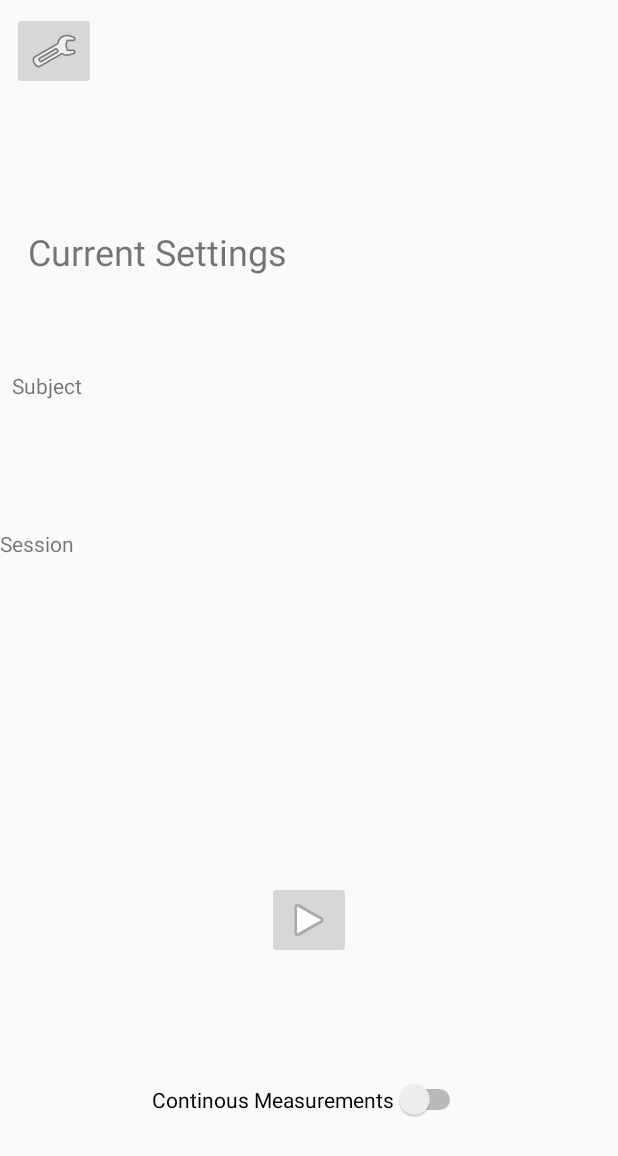
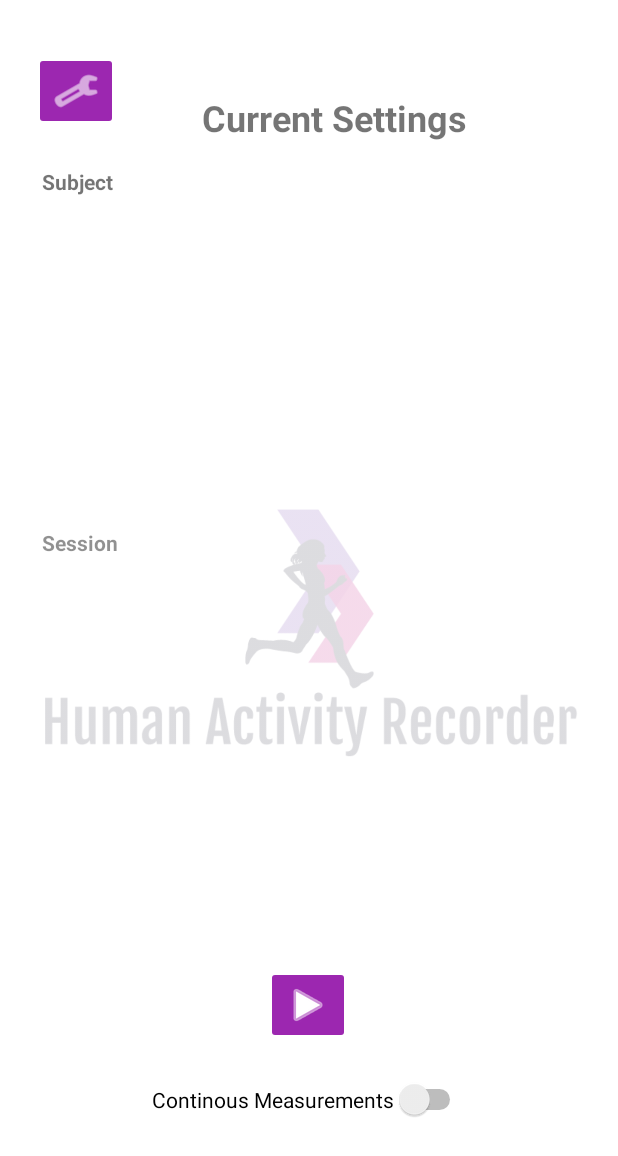
Before and after one commit to sandowm/aml-motion-android, an Android app: the HomeActivity screen opened directly, with no data from a screen before it, on a phone screen of 412 x 824 dp. Shown: the top 1156 px of the screen. Run offline under Robolectric (Android 15) with nearby library versions, the phone set to English and light mode, and no system bars; our stand-ins replace EventBus.

Commit message:
UI Redesign

```diff
--- a/android/app/src/main/res/layout/activity_home.xml
+++ b/android/app/src/main/res/layout/activity_home.xml
@@ -4,77 +4,91 @@
     xmlns:tools="http://schemas.android.com/tools"
     android:layout_width="match_parent"
     android:layout_height="match_parent"
+    android:background="@color/white"
     tools:context=".HomeActivity">
+
 
     <TextView
         android:id="@+id/textView_test"
-        android:layout_width="209dp"
-        android:layout_height="0dp"
-        android:layout_marginTop="99dp"
-        android:layout_marginBottom="67dp"
+        android:layout_width="188dp"
+        android:layout_height="66dp"
+        android:layout_marginTop="44dp"
         android:gravity="center"
         android:text="Current Settings"
         android:textSize="24sp"
-        app:layout_constraintBottom_toTopOf="@+id/txtSubject"
-        app:layout_constraintStart_toStartOf="parent"
-        app:layout_constraintTop_toTopOf="parent" />
-
-    <TextView
-        android:id="@+id/txtMail"
-        android:layout_width="0dp"
-        android:layout_height="23dp"
-        android:layout_marginStart="34dp"
-        android:layout_marginLeft="34dp"
-        android:layout_marginEnd="34dp"
-        android:layout_marginRight="34dp"
-        android:textSize="12sp"
-        app:layout_constraintEnd_toEndOf="parent"
-        app:layout_constraintStart_toStartOf="parent"
-        app:layout_constraintTop_toBottomOf="@+id/txtSubject" />
-
-    <TextView
-        android:id="@+id/txtSubject"
-        android:layout_width="334dp"
-        android:layout_height="23dp"
-        android:layout_marginBottom="260dp"
-        android:textSize="12sp"
+        android:textStyle="bold"
         app:layout_constraintBottom_toTopOf="@+id/btnPlay"
         app:layout_constraintEnd_toEndOf="parent"
-        app:layout_constraintHorizontal_bias="0.454"
+        app:layout_constraintHorizontal_bias="0.573"
         app:layout_constraintStart_toStartOf="parent"
-        app:layout_constraintTop_toBottomOf="@+id/textView_test" />
+        app:layout_constraintTop_toTopOf="parent"
+        app:layout_constraintVertical_bias="0.002" />
 
     <TextView
         android:id="@+id/txtName"
-        android:layout_width="336dp"
-        android:layout_height="23dp"
+        android:layout_width="327dp"
+        android:layout_height="28dp"
         android:layout_marginBottom="4dp"
         android:textSize="12sp"
         app:layout_constraintBottom_toTopOf="@+id/txtSubject"
         app:layout_constraintEnd_toEndOf="parent"
-        app:layout_constraintHorizontal_bias="0.453"
-        app:layout_constraintStart_toStartOf="parent" />
+        app:layout_constraintHorizontal_bias="0.475"
+        app:layout_constraintStart_toStartOf="parent"
+        app:layout_constraintTop_toBottomOf="@+id/textView_test"
+        app:layout_constraintVertical_bias="0.87" />
+
+    <TextView
+        android:id="@+id/txtMail"
+        android:layout_width="323dp"
+        android:layout_height="31dp"
+        android:layout_marginEnd="34dp"
+        android:textSize="12sp"
+        app:layout_constraintBottom_toTopOf="@+id/txtActivityID"
+        app:layout_constraintEnd_toEndOf="@+id/txtSubject"
+        app:layout_constraintHorizontal_bias="0.0"
+        app:layout_constraintStart_toStartOf="@+id/txtSubject"
+        app:layout_constraintTop_toBottomOf="@+id/txtSubject"
+        app:layout_constraintVertical_bias="0.099" />
+
+    <TextView
+        android:id="@+id/txtSubject"
+        android:layout_width="326dp"
+        android:layout_height="31dp"
+        android:layout_marginTop="4dp"
+        android:textSize="12sp"
+        app:layout_constraintBottom_toTopOf="@+id/txtActivityID"
+        app:layout_constraintEnd_toEndOf="@+id/txtName"
+        app:layout_constraintHorizontal_bias="0.666"
+        app:layout_constraintStart_toStartOf="@+id/txtName"
+        app:layout_constraintTop_toBottomOf="@+id/textView_test"
+        app:layout_constraintVertical_bias="0.338" />
 
     <ImageButton
         android:id="@+id/btnSettings"
         android:layout_width="wrap_content"
         android:layout_height="wrap_content"
-        android:layout_marginStart="8dp"
-        android:layout_marginLeft="8dp"
-        android:layout_marginTop="8dp"
+        android:layout_marginTop="28dp"
+        android:backgroundTint="#9C27B0"
+        android:tint="#ffffff"
+        app:layout_constraintBottom_toTopOf="@+id/textView2"
+        app:layout_constraintEnd_toEndOf="parent"
+        app:layout_constraintHorizontal_bias="0.064"
         app:layout_constraintStart_toStartOf="parent"
         app:layout_constraintTop_toTopOf="parent"
+        app:layout_constraintVertical_bias="0.216"
         app:srcCompat="@android:drawable/ic_menu_preferences" />
 
     <ImageButton
         android:id="@+id/btnPlay"
         android:layout_width="wrap_content"
         android:layout_height="wrap_content"
-        android:layout_marginBottom="80dp"
-        app:layout_constraintBottom_toTopOf="@+id/switchContinous"
+        android:layout_marginBottom="128dp"
+        android:backgroundTint="#9C27B0"
+        android:tint="#ffffff"
+        app:layout_constraintBottom_toBottomOf="parent"
         app:layout_constraintEnd_toEndOf="parent"
+        app:layout_constraintHorizontal_bias="0.498"
         app:layout_constraintStart_toStartOf="parent"
-        app:layout_constraintTop_toBottomOf="@+id/txtSubject"
         app:srcCompat="@android:drawable/ic_media_play" />
 
     <Switch
@@ -86,63 +100,77 @@
         app:layout_constraintBottom_toBottomOf="parent"
         app:layout_constraintEnd_toEndOf="parent"
         app:layout_constraintStart_toStartOf="parent"
-        app:layout_constraintTop_toBottomOf="@+id/btnPlay" />
+        app:layout_constraintTop_toBottomOf="@+id/btnPlay"
+        app:layout_constraintVertical_bias="1.0" />
 
     <TextView
         android:id="@+id/textView2"
         android:layout_width="wrap_content"
         android:layout_height="wrap_content"
-        android:layout_marginStart="8dp"
-        android:layout_marginLeft="8dp"
+        android:layout_marginStart="28dp"
         android:text="Subject"
+        android:textStyle="bold"
         app:layout_constraintBottom_toTopOf="@+id/txtName"
         app:layout_constraintStart_toStartOf="parent"
-        app:layout_constraintTop_toBottomOf="@+id/textView_test" />
+        app:layout_constraintTop_toBottomOf="@+id/textView_test"
+        app:layout_constraintVertical_bias="0.0" />
 
     <TextView
         android:id="@+id/textView3"
         android:layout_width="wrap_content"
         android:layout_height="wrap_content"
+        android:layout_marginStart="32dp"
         android:text="Session"
+        android:textStyle="bold"
         app:layout_constraintBottom_toTopOf="@+id/txtSessionID"
-        app:layout_constraintStart_toStartOf="parent"
-        app:layout_constraintTop_toBottomOf="@+id/txtMail" />
+        app:layout_constraintEnd_toEndOf="@+id/textView2"
+        app:layout_constraintHorizontal_bias="0.914"
+        app:layout_constraintStart_toStartOf="@+id/textView2"
+        app:layout_constraintTop_toBottomOf="@+id/txtMail"
+        app:layout_constraintVertical_bias="0.696" />
 
     <TextView
         android:id="@+id/txtSessionID"
-        android:layout_width="0dp"
-        android:layout_height="23dp"
+        android:layout_width="321dp"
+        android:layout_height="41dp"
         android:layout_marginStart="30dp"
-        android:layout_marginLeft="30dp"
-        android:layout_marginEnd="30dp"
-        android:layout_marginRight="30dp"
-        android:text="TextView"
         app:layout_constraintBottom_toTopOf="@+id/txtActivityID"
-        app:layout_constraintEnd_toEndOf="parent"
-        app:layout_constraintStart_toStartOf="parent"
-        app:layout_constraintTop_toBottomOf="@+id/txtMail" />
+        app:layout_constraintEnd_toEndOf="@+id/txtMail"
+        app:layout_constraintHorizontal_bias="1.0"
+        app:layout_constraintStart_toStartOf="@+id/txtMail"
+        app:layout_constraintTop_toBottomOf="@+id/txtMail"
+        app:layout_constraintVertical_bias="0.779" />
 
     <TextView
         android:id="@+id/txtActivityID"
-        android:layout_width="0dp"
-        android:layout_height="23dp"
-        android:layout_marginStart="30dp"
-        android:layout_marginLeft="30dp"
+        android:layout_width="331dp"
+        android:layout_height="37dp"
         android:layout_marginEnd="30dp"
-        android:layout_marginRight="30dp"
-        android:layout_marginBottom="144dp"
-        android:text="TextView"
-        app:layout_constraintBottom_toTopOf="@+id/btnPlay"
-        app:layout_constraintEnd_toEndOf="parent"
-        app:layout_constraintHorizontal_bias="0.0"
-        app:layout_constraintStart_toStartOf="parent" />
+        android:layout_marginBottom="32dp"
+        app:layout_constraintBottom_toTopOf="@+id/txtServiceMessage"
+        app:layout_constraintEnd_toEndOf="@+id/txtSessionID"
+        app:layout_constraintHorizontal_bias="0.071"
+        app:layout_constraintStart_toStartOf="@+id/txtSessionID" />
 
     <TextView
         android:id="@+id/txtServiceMessage"
         android:layout_width="349dp"
         android:layout_height="98dp"
-        app:layout_constraintEnd_toEndOf="parent"
-        app:layout_constraintStart_toStartOf="parent"
-        app:layout_constraintTop_toBottomOf="@+id/txtActivityID" />
+        android:layout_marginBottom="16dp"
+        app:layout_constraintBottom_toTopOf="@+id/btnPlay"
+        app:layout_constraintEnd_toEndOf="@+id/txtActivityID"
+        app:layout_constraintHorizontal_bias="0.483"
+        app:layout_constraintStart_toStartOf="@+id/txtActivityID" />
+
+    <ImageView
+        android:id="@+id/imageView2"
+        android:layout_width="411dp"
+        android:layout_height="366dp"
+        android:alpha="0.2"
+        app:layout_constraintBottom_toBottomOf="parent"
+        app:layout_constraintTop_toTopOf="parent"
+        app:layout_constraintVertical_bias="0.523"
+        app:srcCompat="@drawable/capture_logo_3_square"
+        tools:layout_editor_absoluteX="0dp" />
 
 </androidx.constraintlayout.widget.ConstraintLayout>
--- a/android/app/src/main/res/layout/activity_main.xml
+++ b/android/app/src/main/res/layout/activity_main.xml
@@ -9,29 +9,38 @@
 
     <TextView
         android:id="@+id/Disclaimer"
-        android:layout_width="236dp"
-        android:layout_height="202dp"
+        android:layout_width="322dp"
+        android:layout_height="163dp"
         android:text="Human Activity Recorder accesses waerable and phone sensors to monitor activity for scientific purposes."
+        android:textAlignment="center"
         android:textColor="@color/white"
         android:textSize="24sp"
         app:layout_constraintBottom_toBottomOf="parent"
+        app:layout_constraintHorizontal_bias="0.494"
         app:layout_constraintLeft_toLeftOf="parent"
         app:layout_constraintRight_toRightOf="parent"
         app:layout_constraintTop_toTopOf="parent"
-        app:layout_constraintVertical_bias="0.499" />
+        app:layout_constraintVertical_bias="0.711" />
 
     <TextView
         android:id="@+id/txtVersion"
         android:layout_width="311dp"
         android:layout_height="24dp"
-        android:layout_marginStart="8dp"
-        android:layout_marginLeft="8dp"
         android:layout_marginEnd="8dp"
-        android:layout_marginRight="8dp"
         android:text="Version"
         app:layout_constraintBottom_toBottomOf="parent"
-        app:layout_constraintEnd_toEndOf="parent"
+        app:layout_constraintEnd_toEndOf="@+id/Disclaimer"
         app:layout_constraintStart_toStartOf="@+id/Disclaimer"
         app:layout_constraintTop_toBottomOf="@+id/Disclaimer" />
 
+    <ImageView
+        android:id="@+id/imageView6"
+        android:layout_width="480dp"
+        android:layout_height="388dp"
+        app:layout_constraintBottom_toTopOf="@+id/Disclaimer"
+        app:layout_constraintTop_toTopOf="parent"
+        app:layout_constraintVertical_bias="1.0"
+        app:srcCompat="@drawable/capture_logo_3_square_white"
+        tools:layout_editor_absoluteX="-35dp" />
+
 </androidx.constraintlayout.widget.ConstraintLayout>
```
Also changed, not shown: android/app/src/main/res/drawable/capture_logo_3_square.png (added), android/app/src/main/res/drawable/capture_logo_3_square_transparent.png (added), android/app/src/main/res/drawable/capture_logo_3_square_white.png (added).
